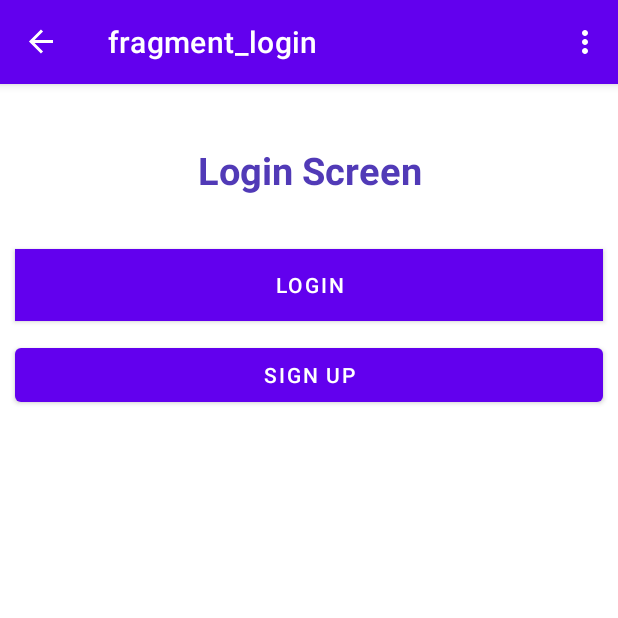
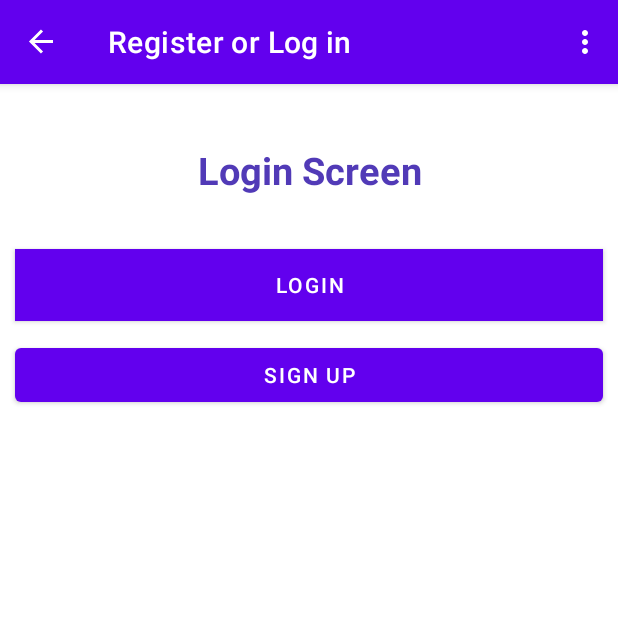
Before and after one commit to JuanJTR/ProyectoApp-DS6, an Android app: the screen it shows after launch (MainActivity), on a phone screen of 412 x 824 dp, the top half of it. Run offline under Robolectric (Android 15) with nearby library versions, the phone set to English and light mode, and no system bars; our stand-ins replace navigation-ui.

Commit message:
Nuevo fragmento para agregar gasto, y accion del boton flotante(en alimentos)

```diff
--- a/app/src/main/java/com/example/applicationgastos/MainActivity.kt
+++ b/app/src/main/java/com/example/applicationgastos/MainActivity.kt
@@ -25,28 +25,6 @@ class MainActivity : AppCompatActivity() {
 
     override fun onCreate(savedInstanceState: Bundle?) {
         super.onCreate(savedInstanceState)
-
-//        val flobutton: FloatingActionButton = findViewById(R.id.fab_al_btn)
-//        flobutton.setOnClickListener{
-//
-//
-//            Intent i = new Intent(getApplicationContext(),HomeFragment.class);
-//            startActivity(i);
-//        }
-
-       /* binding.appBarMain.fab.setOnClickListener { view ->
-            Snackbar.make(view, "Replace with your own action", Snackbar.LENGTH_LONG)
-                .setAction("Action", null).show()
-
-            //ESTO VA EN EL APP_BAR_MAIN.XML, EN LA LINEA 25
-//            Intent miIntent = new Intent(MainActivity.this,HomeFragment.class);
-//            startActivity(miIntent)//accion
-
-//            val intent = Intent(this,CloseFragment::class.java)
-//            startActivity(intent)//accion
-
-        }*/
-
 
         binding = ActivityMainBinding.inflate(layoutInflater)
         setContentView(binding.root)
--- a/app/src/main/res/navigation/mobile_navigation.xml
+++ b/app/src/main/res/navigation/mobile_navigation.xml
@@ -36,7 +36,7 @@
     <fragment
         android:id="@+id/loginFragment"
         android:name="com.example.applicationgastos.ui.LoginFragment"
-        android:label="fragment_login"
+        android:label="Register or Log in"
         tools:layout="@layout/fragment_login" >
         <action
             android:id="@+id/action_loginFragment_to_nav_home"
@@ -71,6 +71,11 @@
             android:id="@+id/action_closeFragment_to_loginFragment"
             app:destination="@id/loginFragment" />
     </fragment>
+    <fragment
+        android:id="@+id/nvoGastoFragment"
+        android:name="com.example.applicationgastos.ui.NuevoGasto.NvoGastoFragment"
+        android:label="Agregar Gasto"
+        tools:layout="@layout/fragment_nvo_gasto" />
 
 
 </navigation>
--- a/app/src/main/res/values/strings.xml
+++ b/app/src/main/res/values/strings.xml
@@ -16,4 +16,5 @@
     <string name="menu_transporte">Transporte</string>
     <string name="menu_otros">Otros</string>
     <string name="menu_comida">Comida</string>
+
 </resources>
```
Also changed, not shown: app/src/main/java/com/example/applicationgastos/ui/NuevoGasto/NvoGastoFragment.kt (added, +32 -0 lines), app/src/main/java/com/example/applicationgastos/ui/NuevoGasto/NvoGastoViewModel.kt (added, +7 -0 lines), app/src/main/java/com/example/applicationgastos/ui/alimentos/AlimentosFragment.kt (+13 -11 lines), app/src/main/res/layout/fragment_nvo_gasto.xml (added, +17 -0 lines).
